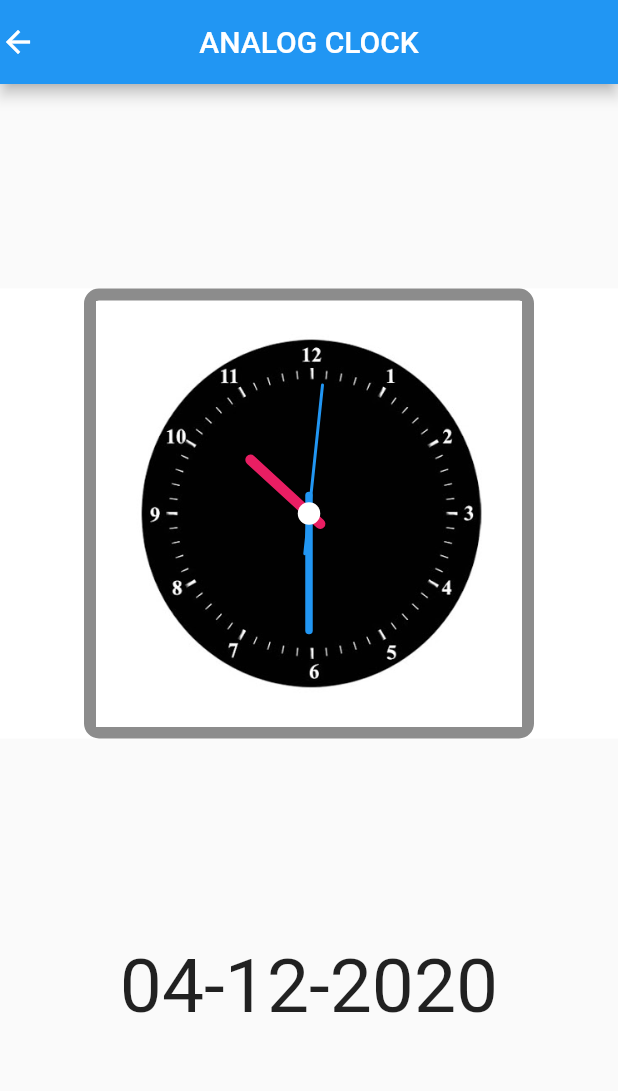
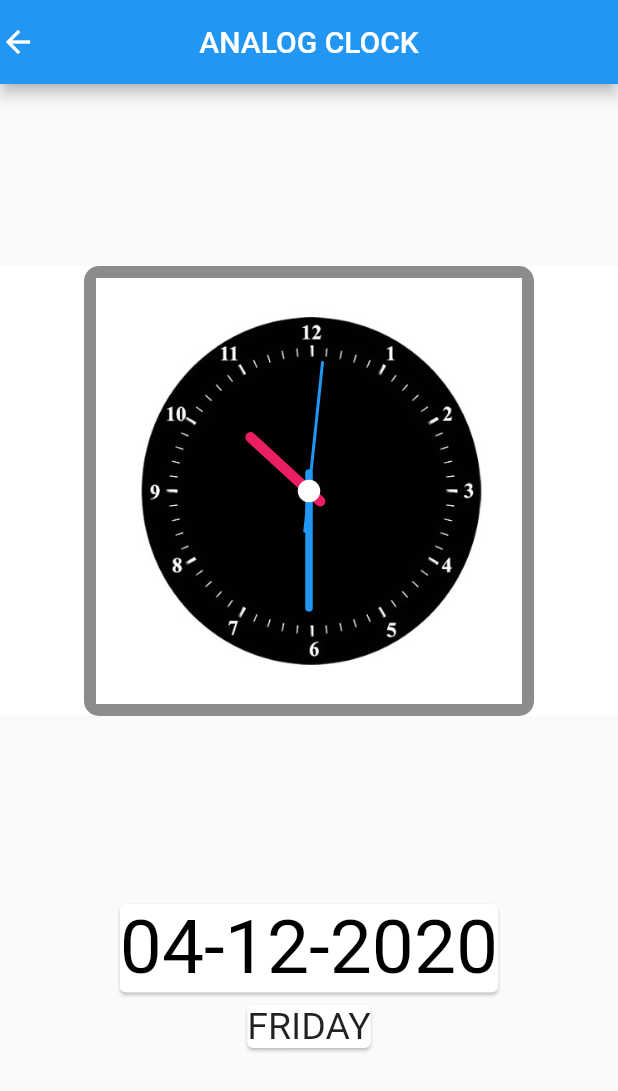
Before and after one commit to man-of-mind/Flutter-Clock-App, a Flutter app: the Clock screen opened directly, on a phone screen of 412 x 824 dp. Shown: the top 1091 px of the screen. Run offline on Flutter 3.47's test engine with Material 2 defaults, Android fonts, the phone set to English and light mode, and no system bars.

Commit message:
date and time modified

```diff
--- a/lib/AnalogClock.dart
+++ b/lib/AnalogClock.dart
@@ -35,6 +35,35 @@ class _ClockState extends State<Clock> {
   Widget build(BuildContext context) {
     DateTime dateTime = new DateTime.now();
     var day = dateTime.day < 10 ? "0" + dateTime.day.toString() : dateTime.day;
+    var month =
+        dateTime.month < 10 ? "0" + dateTime.month.toString() : dateTime.month;
+    String weekDay;
+    int today = dateTime.weekday;
+    switch (today) {
+      case 1:
+        weekDay = "MONDAY";
+        break;
+      case 2:
+        weekDay = "TUESDAY";
+        break;
+      case 3:
+        weekDay = "WEDNESDAY";
+        break;
+      case 4:
+        weekDay = "THURSDAY";
+        break;
+      case 5:
+        weekDay = "FRIDAY";
+        break;
+      case 6:
+        weekDay = "SATURDAY";
+        break;
+      case 7:
+        weekDay = "SUNDAY";
+        break;
+      default:
+        break;
+    }
     return Scaffold(
       appBar: AppBar(
         title: Text('ANALOG CLOCK'),
@@ -126,8 +155,12 @@ class _ClockState extends State<Clock> {
             alignment: Alignment(0, 0),
           ),
           Spacer(),
-          Text('$day-${dateTime.month}-${dateTime.year}',
-              style: TextStyle(color: Colors.black87, fontSize: 50)),
+          Card(
+            color: Colors.white,
+            child: Text('$day-$month-${dateTime.year}',
+                style: TextStyle(color: Colors.black, fontSize: 50)),
+          ),
+          Card(child: Text('$weekDay', style: TextStyle(fontSize: 25))),
           Spacer(),
         ],
       ),
```
Also changed, not shown: lib/Digital.dart (+48 -1 lines), 20 other files.
